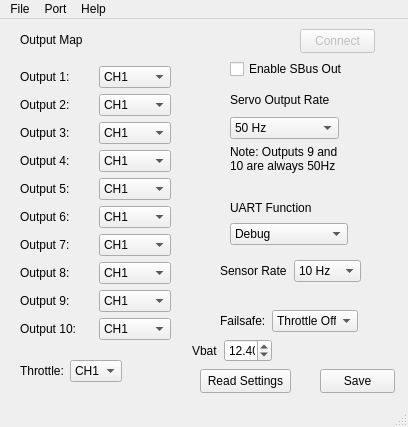
Before: the Qt Designer form software/CRSFClient/mainwindow.ui in bemcgarvey/CRSFtoPWM, drawn with Qt 5.
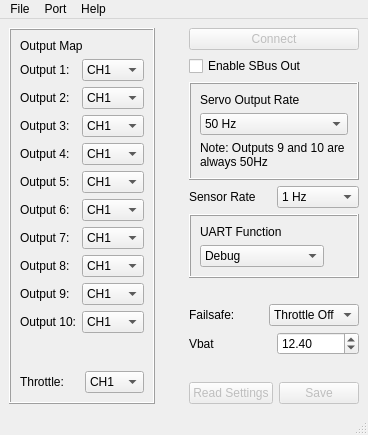
After: the same form once the commit is applied.

Commit message: Read and save settings working

```diff
--- a/software/CRSFClient/mainwindow.ui
+++ b/software/CRSFClient/mainwindow.ui
@@ -6,35 +6,22 @@
    <rect>
     <x>0</x>
     <y>0</y>
-    <width>408</width>
-    <height>427</height>
+    <width>368</width>
+    <height>435</height>
    </rect>
   </property>
   <property name="windowTitle">
    <string>MainWindow</string>
   </property>
   <widget class="QWidget" name="centralwidget">
-   <widget class="QCheckBox" name="checkBox">
-    <property name="geometry">
-     <rect>
-      <x>230</x>
-      <y>40</y>
-      <width>121</width>
-      <height>20</height>
-     </rect>
-    </property>
-    <property name="text">
-     <string>Enable SBus Out</string>
-    </property>
-   </widget>
-   <widget class="QWidget" name="layoutWidget">
-    <property name="geometry">
-     <rect>
-      <x>20</x>
-      <y>0</y>
-      <width>151</width>
-      <height>321</height>
-     </rect>
+   <layout class="QHBoxLayout" name="horizontalLayout_16">
+    <item>
+     <widget class="QFrame" name="frame">
+      <property name="frameShape">
+       <enum>QFrame::Box</enum>
+      </property>
+      <property name="frameShadow">
+       <enum>QFrame::Raised</enum>
     </property>
     <layout class="QVBoxLayout" name="verticalLayout">
      <item>
@@ -994,16 +981,96 @@
        </item>
       </layout>
      </item>
-    </layout>
-   </widget>
-   <widget class="QWidget" name="layoutWidget">
-    <property name="geometry">
-     <rect>
-      <x>230</x>
-      <y>70</y>
-      <width>109</width>
-      <height>84</height>
-     </rect>
+       <item>
+        <spacer name="verticalSpacer">
+         <property name="orientation">
+          <enum>Qt::Vertical</enum>
+         </property>
+         <property name="sizeHint" stdset="0">
+          <size>
+           <width>20</width>
+           <height>40</height>
+          </size>
+         </property>
+        </spacer>
+       </item>
+       <item>
+        <layout class="QHBoxLayout" name="horizontalLayout_9">
+         <item>
+          <widget class="QLabel" name="label_16">
+           <property name="text">
+            <string>Throttle:</string>
+           </property>
+          </widget>
+         </item>
+         <item>
+          <widget class="QComboBox" name="throttleComboBox">
+           <item>
+            <property name="text">
+             <string>CH1</string>
+            </property>
+           </item>
+           <item>
+            <property name="text">
+             <string>CH2</string>
+            </property>
+           </item>
+           <item>
+            <property name="text">
+             <string>CH3</string>
+            </property>
+           </item>
+           <item>
+            <property name="text">
+             <string>CH4</string>
+            </property>
+           </item>
+          </widget>
+         </item>
+        </layout>
+       </item>
+      </layout>
+     </widget>
+    </item>
+    <item>
+     <spacer name="horizontalSpacer">
+      <property name="orientation">
+       <enum>Qt::Horizontal</enum>
+      </property>
+      <property name="sizeHint" stdset="0">
+       <size>
+        <width>40</width>
+        <height>20</height>
+       </size>
+      </property>
+     </spacer>
+    </item>
+    <item>
+     <layout class="QVBoxLayout" name="verticalLayout_4">
+      <item>
+       <widget class="QPushButton" name="connectButton">
+        <property name="enabled">
+         <bool>false</bool>
+        </property>
+        <property name="text">
+         <string>Connect</string>
+        </property>
+       </widget>
+      </item>
+      <item>
+       <widget class="QCheckBox" name="sBusCheckBox">
+        <property name="text">
+         <string>Enable SBus Out</string>
+        </property>
+       </widget>
+      </item>
+      <item>
+       <widget class="QFrame" name="frame_2">
+        <property name="frameShape">
+         <enum>QFrame::Box</enum>
+        </property>
+        <property name="frameShadow">
+         <enum>QFrame::Raised</enum>
     </property>
     <layout class="QVBoxLayout" name="verticalLayout_2">
      <item>
@@ -1054,14 +1121,49 @@
      </item>
     </layout>
    </widget>
-   <widget class="QWidget" name="layoutWidget">
-    <property name="geometry">
-     <rect>
-      <x>230</x>
-      <y>180</y>
-      <width>118</width>
-      <height>46</height>
-     </rect>
+      </item>
+      <item>
+       <layout class="QHBoxLayout" name="horizontalLayout_13">
+        <item>
+         <widget class="QLabel" name="label_12">
+          <property name="text">
+           <string>Sensor Rate</string>
+          </property>
+         </widget>
+        </item>
+        <item>
+         <widget class="QComboBox" name="sensorRateComboBox">
+          <item>
+           <property name="text">
+            <string>1 Hz</string>
+           </property>
+          </item>
+          <item>
+           <property name="text">
+            <string>2 Hz</string>
+           </property>
+          </item>
+          <item>
+           <property name="text">
+            <string>5 Hz</string>
+           </property>
+          </item>
+          <item>
+           <property name="text">
+            <string>10 Hz</string>
+           </property>
+          </item>
+         </widget>
+        </item>
+       </layout>
+      </item>
+      <item>
+       <widget class="QFrame" name="frame_3">
+        <property name="frameShape">
+         <enum>QFrame::Box</enum>
+        </property>
+        <property name="frameShadow">
+         <enum>QFrame::Raised</enum>
     </property>
     <layout class="QVBoxLayout" name="verticalLayout_3">
      <item>
@@ -1071,8 +1173,8 @@
        </property>
       </widget>
      </item>
-     <item>
-      <widget class="QComboBox" name="comboBox_2">
+         <item alignment="Qt::AlignLeft">
+          <widget class="QComboBox" name="uartComboBox">
        <item>
         <property name="text">
          <string>Debug</string>
@@ -1092,117 +1194,21 @@
      </item>
     </layout>
    </widget>
-   <widget class="QWidget" name="layoutWidget">
-    <property name="geometry">
-     <rect>
-      <x>220</x>
-      <y>240</y>
-      <width>141</width>
-      <height>24</height>
-     </rect>
-    </property>
-    <layout class="QHBoxLayout" name="horizontalLayout_13">
-     <item>
-      <widget class="QLabel" name="label_12">
-       <property name="text">
-        <string>Sensor Rate</string>
-       </property>
-      </widget>
      </item>
      <item>
-      <widget class="QComboBox" name="comboBox_11">
-       <item>
-        <property name="text">
-         <string>10 Hz</string>
+       <spacer name="verticalSpacer_2">
+        <property name="orientation">
+         <enum>Qt::Vertical</enum>
         </property>
-       </item>
-       <item>
-        <property name="text">
-         <string>5 Hz</string>
+        <property name="sizeHint" stdset="0">
+         <size>
+          <width>20</width>
+          <height>40</height>
+         </size>
         </property>
+       </spacer>
        </item>
        <item>
-        <property name="text">
-         <string>2 Hz</string>
-        </property>
-       </item>
-       <item>
-        <property name="text">
-         <string>1 Hz</string>
-        </property>
-       </item>
-      </widget>
-     </item>
-    </layout>
-   </widget>
-   <widget class="QPushButton" name="connectButton">
-    <property name="enabled">
-     <bool>false</bool>
-    </property>
-    <property name="geometry">
-     <rect>
-      <x>300</x>
-      <y>10</y>
-      <width>75</width>
-      <height>24</height>
-     </rect>
-    </property>
-    <property name="text">
-     <string>Connect</string>
-    </property>
-   </widget>
-   <widget class="QWidget" name="layoutWidget">
-    <property name="geometry">
-     <rect>
-      <x>20</x>
-      <y>340</y>
-      <width>102</width>
-      <height>24</height>
-     </rect>
-    </property>
-    <layout class="QHBoxLayout" name="horizontalLayout_9">
-     <item>
-      <widget class="QLabel" name="label_16">
-       <property name="text">
-        <string>Throttle:</string>
-       </property>
-      </widget>
-     </item>
-     <item>
-      <widget class="QComboBox" name="comboBox_14">
-       <item>
-        <property name="text">
-         <string>CH1</string>
-        </property>
-       </item>
-       <item>
-        <property name="text">
-         <string>CH2</string>
-        </property>
-       </item>
-       <item>
-        <property name="text">
-         <string>CH3</string>
-        </property>
-       </item>
-       <item>
-        <property name="text">
-         <string>CH4</string>
-        </property>
-       </item>
-      </widget>
-     </item>
-    </layout>
-   </widget>
-   <widget class="QWidget" name="layoutWidget">
-    <property name="geometry">
-     <rect>
-      <x>220</x>
-      <y>290</y>
-      <width>138</width>
-      <height>24</height>
-     </rect>
-    </property>
     <layout class="QHBoxLayout" name="horizontalLayout_12">
      <item>
       <widget class="QLabel" name="label_17">
@@ -1226,42 +1232,8 @@
       </widget>
      </item>
     </layout>
-   </widget>
-   <widget class="QPushButton" name="saveSettingsButton">
-    <property name="geometry">
-     <rect>
-      <x>320</x>
-      <y>350</y>
-      <width>75</width>
-      <height>24</height>
-     </rect>
-    </property>
-    <property name="text">
-     <string>Save</string>
-    </property>
-   </widget>
-   <widget class="QPushButton" name="readSettingsButton">
-    <property name="geometry">
-     <rect>
-      <x>200</x>
-      <y>350</y>
-      <width>91</width>
-      <height>24</height>
-     </rect>
-    </property>
-    <property name="text">
-     <string>Read Settings</string>
-    </property>
-   </widget>
-   <widget class="QWidget" name="layoutWidget">
-    <property name="geometry">
-     <rect>
-      <x>192</x>
-      <y>320</y>
-      <width>80</width>
-      <height>24</height>
-     </rect>
-    </property>
+      </item>
+      <item>
     <layout class="QHBoxLayout" name="horizontalLayout_14">
      <item>
       <widget class="QLabel" name="label_18">
@@ -1287,14 +1259,54 @@
       </widget>
      </item>
     </layout>
-   </widget>
+      </item>
+      <item>
+       <spacer name="verticalSpacer_3">
+        <property name="orientation">
+         <enum>Qt::Vertical</enum>
+        </property>
+        <property name="sizeHint" stdset="0">
+         <size>
+          <width>20</width>
+          <height>40</height>
+         </size>
+        </property>
+       </spacer>
+      </item>
+      <item>
+       <layout class="QHBoxLayout" name="horizontalLayout_15">
+        <item>
+         <widget class="QPushButton" name="readSettingsButton">
+          <property name="enabled">
+           <bool>false</bool>
+          </property>
+          <property name="text">
+           <string>Read Settings</string>
+          </property>
+         </widget>
+        </item>
+        <item>
+         <widget class="QPushButton" name="saveSettingsButton">
+          <property name="enabled">
+           <bool>false</bool>
+          </property>
+          <property name="text">
+           <string>Save</string>
+          </property>
+         </widget>
+        </item>
+       </layout>
+      </item>
+     </layout>
+    </item>
+   </layout>
   </widget>
   <widget class="QMenuBar" name="menubar">
    <property name="geometry">
     <rect>
      <x>0</x>
      <y>0</y>
-     <width>408</width>
+     <width>368</width>
      <height>22</height>
     </rect>
    </property>
```
Left out of the diff: 26 changed lines with no effect on the pictures. Lines whose indentation alone changed are shown as unchanged. The commit also changes 2 other files.
